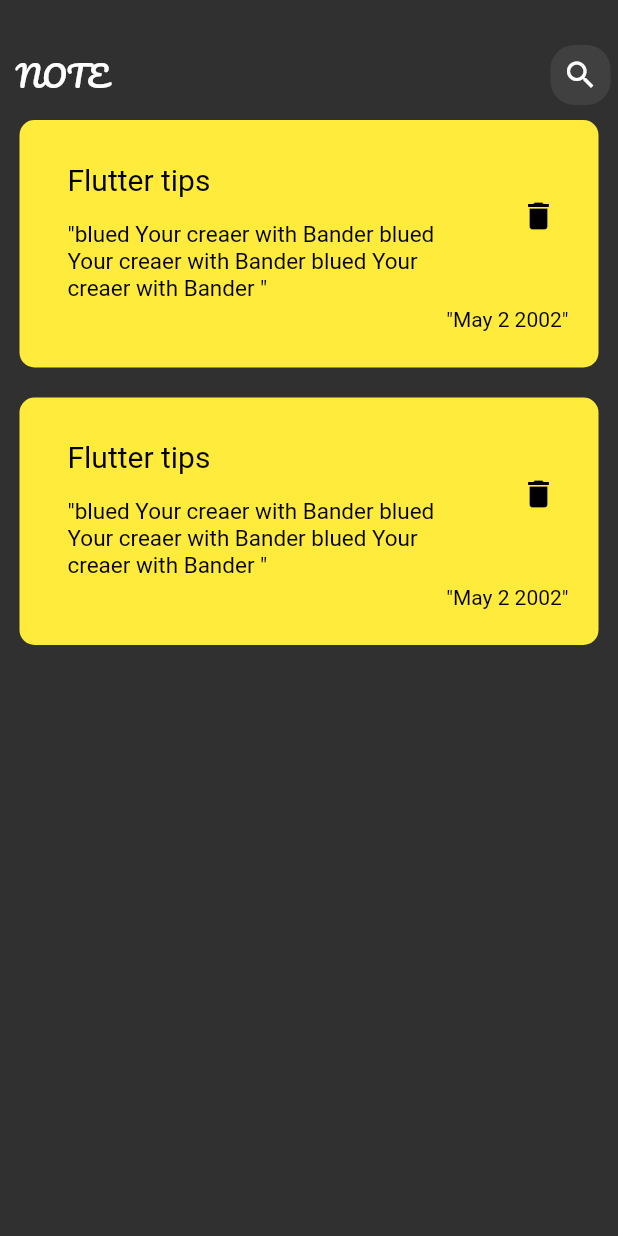
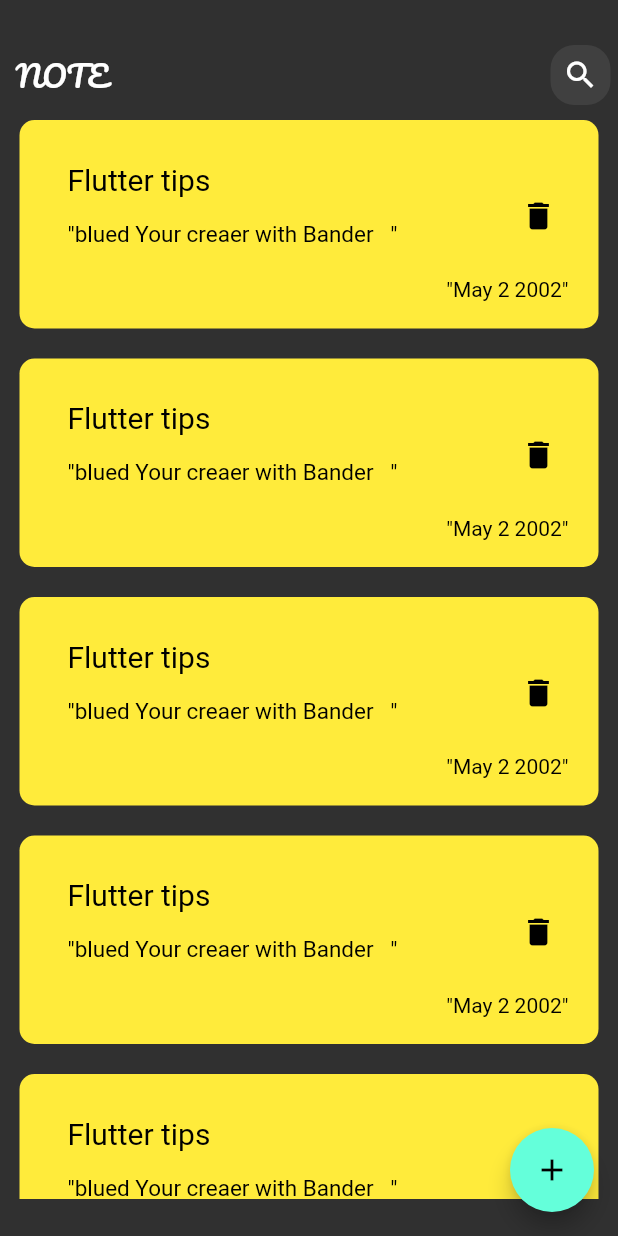
Before and after one commit to hungrybear6856/NotesApp, a Flutter app: the screen it shows after launch, on a phone screen of 412 x 824 dp. Run offline on Flutter 3.47's test engine with Material 2 defaults, Android fonts, the phone set to English and light mode, and no system bars.

Commit message:
add notesview & create Bottom sheet

```diff
--- a/lib/views/notes_view.dart
+++ b/lib/views/notes_view.dart
@@ -1,12 +1,24 @@
 import 'package:flutter/cupertino.dart';
 import 'package:flutter/material.dart';
+import 'package:mynote/widget/Add_Note_Bottom_Sheet.dart';
 import 'package:mynote/widget/notes_view_body.dart';
 
 class NotesView extends StatelessWidget {
   @override
   Widget build(BuildContext context) {
     // TODO: implement build
-    return const Scaffold(
+    return Scaffold(
+      floatingActionButton: FloatingActionButton(
+        onPressed: () {
+          showModalBottomSheet(
+            context: context,
+            builder: (context) {
+              return AddNoteBottomSheet();
+            },
+          );
+        },
+        child: Icon(Icons.add),
+      ),
       body: NotesViewBody(),
     );
   }
--- /dev/null
+++ b/lib/widget/Add_Note_Bottom_Sheet.dart
@@ -0,0 +1,8 @@
+import 'package:flutter/cupertino.dart';
+
+class AddNoteBottomSheet extends StatelessWidget {
+  @override
+  Widget build(BuildContext context) {
+    return Container();
+  }
+}
--- a/lib/widget/custom_note.dart
+++ b/lib/widget/custom_note.dart
@@ -9,7 +9,7 @@ class customNotes extends StatelessWidget {
     // TODO: implement build
     return Container(
       margin: EdgeInsets.symmetric(vertical: 10, horizontal: 8),
-      padding: EdgeInsets.only(top: 24, bottom: 24, left: 16),
+      padding: EdgeInsets.only(top: 24, bottom: 18, left: 16),
       decoration: BoxDecoration(
         color: Colors.yellow,
         borderRadius: BorderRadius.circular(10),
@@ -30,14 +30,15 @@ class customNotes extends StatelessWidget {
               style: TextStyle(fontSize: 20, color: Colors.black),
             ),
             subtitle: Padding(
-              padding: const EdgeInsets.only(top: 16),
-              child: Text(
-                  '"blued Your creaer with Bander blued Your creaer with Bander blued Your creaer with Bander "',
+              padding: const EdgeInsets.only(top: 16, bottom: 16),
+              child: Text('"blued Your creaer with Bander   "',
                   style: TextStyle(fontSize: 15, color: Colors.black)),
             ),
           ),
           Padding(
-            padding: EdgeInsets.only(right: 20),
+            padding: EdgeInsets.only(
+              right: 20,
+            ),
             child: Text('"May 2 2002"',
                 style: TextStyle(fontSize: 14, color: Colors.black)),
           ),
--- /dev/null
+++ b/lib/widget/notes_ListView.dart
@@ -0,0 +1,20 @@
+import 'package:flutter/cupertino.dart';
+import 'package:flutter/material.dart';
+
+import 'package:mynote/widget/custom_note.dart';
+
+class NotesListView extends StatelessWidget {
+  @override
+  Widget build(BuildContext context) {
+    // TODO: implement build
+    return Padding(
+      padding: const EdgeInsets.only(bottom: 10),
+      child: ListView.builder(
+        padding: EdgeInsets.zero,
+        itemBuilder: (context, index) {
+          return customNotes();
+        },
+      ),
+    );
+  }
+}
--- a/lib/widget/notes_view_body.dart
+++ b/lib/widget/notes_view_body.dart
@@ -2,6 +2,7 @@ import 'package:flutter/cupertino.dart';
 import 'package:flutter/material.dart';
 import 'package:mynote/widget/CustomAppBar.dart';
 import 'package:mynote/widget/custom_note.dart';
+import 'package:mynote/widget/notes_ListView.dart';
 
 class NotesViewBody extends StatelessWidget {
   const NotesViewBody();
@@ -16,8 +17,7 @@ class NotesViewBody extends StatelessWidget {
             height: 15,
           ),
           CustomAppBar(),
-          customNotes(),
-          customNotes(),
+          Expanded(child: NotesListView())
         ],
       ),
     );
```
